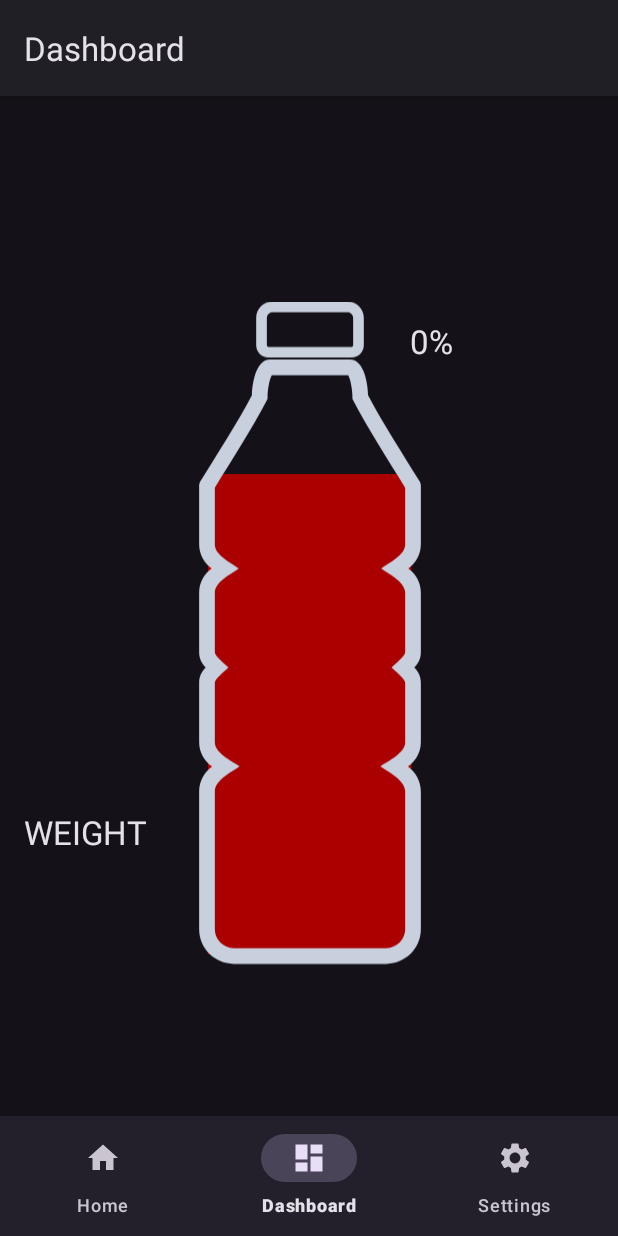
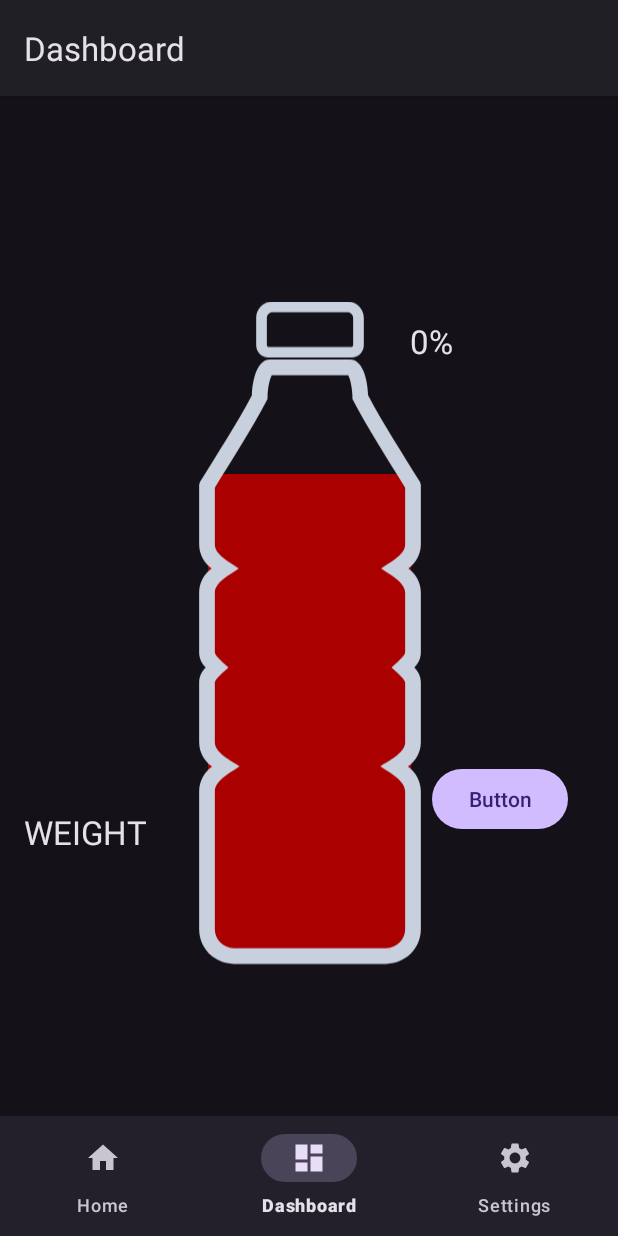
Before and after one commit to jaysstewart/CupholderJava, an Android app: the DashboardFragment screen opened through its navigation route, on a phone screen of 412 x 824 dp. Run offline under Robolectric (Android 15) with nearby library versions, the phone set to English and light mode, and no system bars; our stand-ins replace navigation-ui; 2 statements that could not run were skipped.

```diff
--- a/app/src/main/java/com/example/cupholderjava/Connect.java
+++ b/app/src/main/java/com/example/cupholderjava/Connect.java
@@ -85,6 +85,8 @@ public class Connect {
         @Override
         public void onCharacteristicRead(@NonNull BluetoothGatt gatt, @NonNull BluetoothGattCharacteristic characteristic, @NonNull byte[] value, int status) {
             super.onCharacteristicRead(gatt, characteristic, value, status);
+            System.out.println("Did i get here");
+            System.out.println(status);
             System.out.println(value.toString());
         }
     };
@@ -102,13 +104,15 @@ public class Connect {
 
     @SuppressLint({"MissingPermission"})
     public void sendData(String msg) {
-        byte[] value = new byte[1];
-        value[0] = (byte) 21;
-        dataGattChar.setWriteType(FORMAT_UINT16);
-        bluetoothGatt.writeCharacteristic(dataGattChar, value, BluetoothGattCharacteristic.WRITE_TYPE_DEFAULT);
-
+        bluetoothGatt.writeCharacteristic(dataGattChar, msg.getBytes(), BluetoothGattCharacteristic.WRITE_TYPE_DEFAULT);
+        bluetoothGatt.readCharacteristic(weightGattChar);
 
 //        dataGattChar.getValue();
+    }
+
+    @SuppressLint("MissingPermission")
+    public void read() {
+        bluetoothGatt.readCharacteristic(weightGattChar);
     }
 
     String oneTimePad(String binary, String binaryKey) {
--- a/app/src/main/java/com/example/cupholderjava/ui/dashboard/DashboardFragment.java
+++ b/app/src/main/java/com/example/cupholderjava/ui/dashboard/DashboardFragment.java
@@ -39,12 +39,11 @@ public class DashboardFragment extends Fragment {
     public void onStart() {
         super.onStart();
 
+        Button test = getView().findViewById(R.id.buttonTest);
+        test.setOnClickListener(v -> connect.read());
 
-        connect.sendData("abcdefg");
-//        TextView weight = getView().findViewById(R.id.weight);
-//
-//        System.out.println(connect.bluetoothGatt.readCharacteristic(connect.weightGattChar));
-
+        connect.sendData("1");
+        waterProgress = 0;
         setWaterProgress(waterProgress);
     }
 
--- a/app/src/main/res/layout/fragment_dashboard.xml
+++ b/app/src/main/res/layout/fragment_dashboard.xml
@@ -56,4 +56,16 @@
         app:layout_constraintTop_toTopOf="parent"
         app:layout_constraintVertical_bias="0.14" />
 
+    <Button
+        android:id="@+id/buttonTest"
+        android:layout_width="wrap_content"
+        android:layout_height="wrap_content"
+        android:text="Button"
+        app:layout_constraintBottom_toBottomOf="parent"
+        app:layout_constraintEnd_toEndOf="parent"
+        app:layout_constraintHorizontal_bias="0.896"
+        app:layout_constraintStart_toStartOf="parent"
+        app:layout_constraintTop_toTopOf="parent"
+        app:layout_constraintVertical_bias="0.587" />
+
 </androidx.constraintlayout.widget.ConstraintLayout>
```
